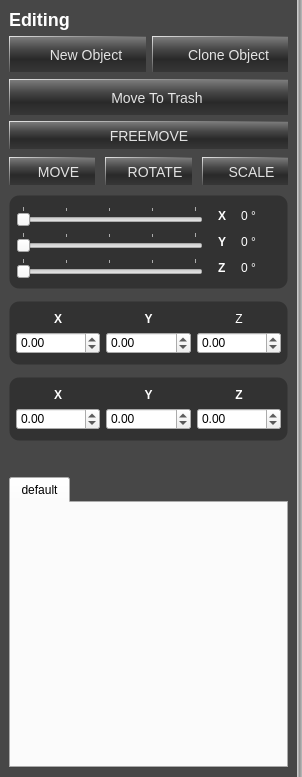
Old version of the form bin/pymodules/objecttools/ObjectManipulationsWidget.ui in the repository realXtend/tundra.
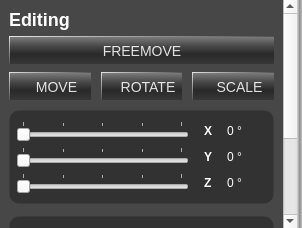
New version of the form. Icons and pictures are not drawn.

Commit message: ObjectManipulationsWidget.ui modified and clean, size and location.

The edit to the form file:
```diff
--- a/bin/pymodules/objecttools/ObjectManipulationsWidget.ui
+++ b/bin/pymodules/objecttools/ObjectManipulationsWidget.ui
@@ -7,13 +7,19 @@
     <x>0</x>
     <y>0</y>
     <width>302</width>
-    <height>777</height>
+    <height>228</height>
    </rect>
   </property>
   <property name="minimumSize">
    <size>
     <width>302</width>
-    <height>0</height>
+    <height>228</height>
+   </size>
+  </property>
+  <property name="maximumSize">
+   <size>
+    <width>302</width>
+    <height>500</height>
    </size>
   </property>
   <property name="windowTitle">
@@ -151,8 +157,8 @@
          <rect>
           <x>0</x>
           <y>0</y>
-          <width>295</width>
-          <height>775</height>
+          <width>278</width>
+          <height>402</height>
          </rect>
         </property>
         <layout class="QVBoxLayout" name="verticalLayout_2">
@@ -174,95 +180,8 @@
              </property>
             </widget>
            </item>
-           <item>
-            <layout class="QHBoxLayout" name="horizontalLayout_6">
-             <item>
-              <widget class="QPushButton" name="button_new">
-               <property name="sizePolicy">
-                <sizepolicy hsizetype="Expanding" vsizetype="Fixed">
-                 <horstretch>0</horstretch>
-                 <verstretch>0</verstretch>
-                </sizepolicy>
-               </property>
-               <property name="minimumSize">
-                <size>
-                 <width>0</width>
-                 <height>36</height>
-                </size>
-               </property>
-               <property name="styleSheet">
-                <string notr="true"/>
-               </property>
-               <property name="text">
-                <string>New Object</string>
-               </property>
-              </widget>
-             </item>
-             <item>
-              <widget class="QPushButton" name="button_clone">
-               <property name="sizePolicy">
-                <sizepolicy hsizetype="Expanding" vsizetype="Fixed">
-                 <horstretch>0</horstretch>
-                 <verstretch>0</verstretch>
-                </sizepolicy>
-               </property>
-               <property name="minimumSize">
-                <size>
-                 <width>0</width>
-                 <height>36</height>
-                </size>
-               </property>
-               <property name="styleSheet">
-                <string notr="true"/>
-               </property>
-               <property name="text">
-                <string>Clone Object</string>
-               </property>
-              </widget>
-             </item>
-            </layout>
-           </item>
-           <item>
-            <layout class="QHBoxLayout" name="horizontalLayout_11">
-             <item>
-              <spacer name="horizontalSpacer_2">
-               <property name="orientation">
-                <enum>Qt::Horizontal</enum>
-               </property>
-               <property name="sizeHint" stdset="0">
-                <size>
-                 <width>1</width>
-                 <height>1</height>
-                </size>
-               </property>
-              </spacer>
-             </item>
-            </layout>
-           </item>
            <item>
             <layout class="QVBoxLayout" name="verticalLayout_7">
-             <item>
-              <widget class="QPushButton" name="button_delete">
-               <property name="sizePolicy">
-                <sizepolicy hsizetype="Expanding" vsizetype="Fixed">
-                 <horstretch>0</horstretch>
-                 <verstretch>0</verstretch>
-                </sizepolicy>
-               </property>
-               <property name="minimumSize">
-                <size>
-                 <width>172</width>
-                 <height>36</height>
-                </size>
-               </property>
-               <property name="styleSheet">
-                <string notr="true"/>
-               </property>
-               <property name="text">
-                <string>Move To Trash</string>
-               </property>
-              </widget>
-             </item>
              <item>
               <widget class="QPushButton" name="button_freemove">
                <property name="minimumSize">
@@ -774,36 +693,21 @@
              </layout>
             </widget>
            </item>
-           <item>
-            <spacer name="verticalSpacer">
-             <property name="orientation">
-              <enum>Qt::Vertical</enum>
-             </property>
-             <property name="sizeType">
-              <enum>QSizePolicy::Fixed</enum>
-             </property>
-             <property name="sizeHint" stdset="0">
-              <size>
-               <width>1</width>
-               <height>30</height>
-              </size>
-             </property>
-            </spacer>
-           </item>
-           <item>
-            <widget class="QTabWidget" name="tab_widget">
-             <property name="currentIndex">
-              <number>0</number>
-             </property>
-             <widget class="QWidget" name="tab">
-              <attribute name="title">
-               <string>default</string>
-              </attribute>
-             </widget>
-            </widget>
-           </item>
           </layout>
          </item>
+         <item>
+          <spacer name="verticalSpacer">
+           <property name="orientation">
+            <enum>Qt::Vertical</enum>
+           </property>
+           <property name="sizeHint" stdset="0">
+            <size>
+             <width>20</width>
+             <height>40</height>
+            </size>
+           </property>
+          </spacer>
+         </item>
         </layout>
        </widget>
       </widget>
```
The commit also changes 1 other file.
